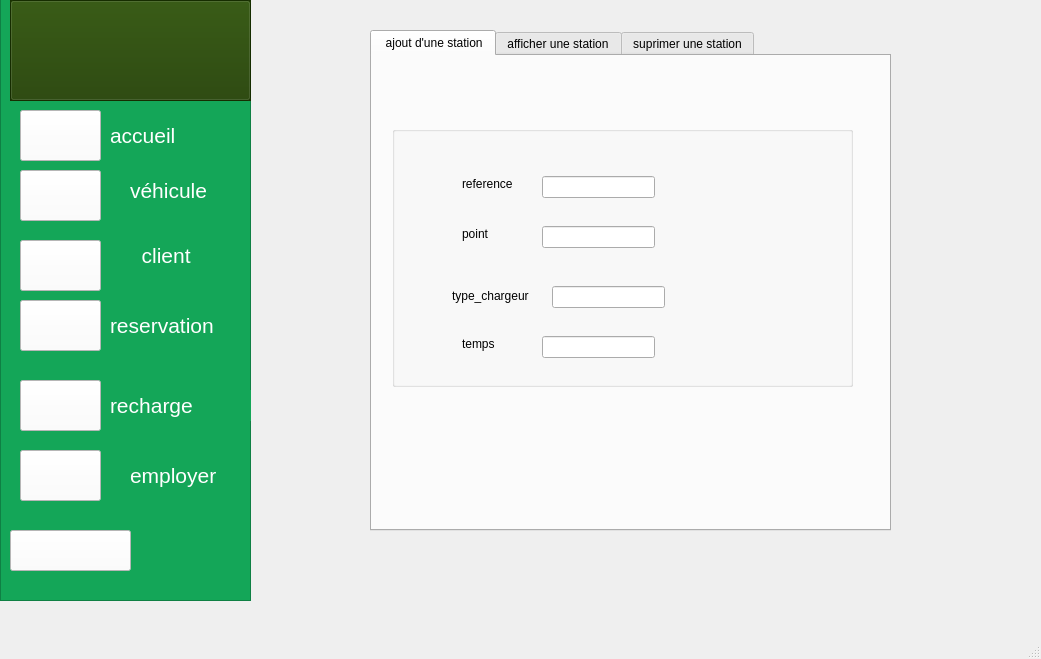
First picture: the form in gestionDesRetours/mainwindow.ui, repository Esprit-UP-Algo/projetcpp-2a39-smart-ecological-transport, before the edit.
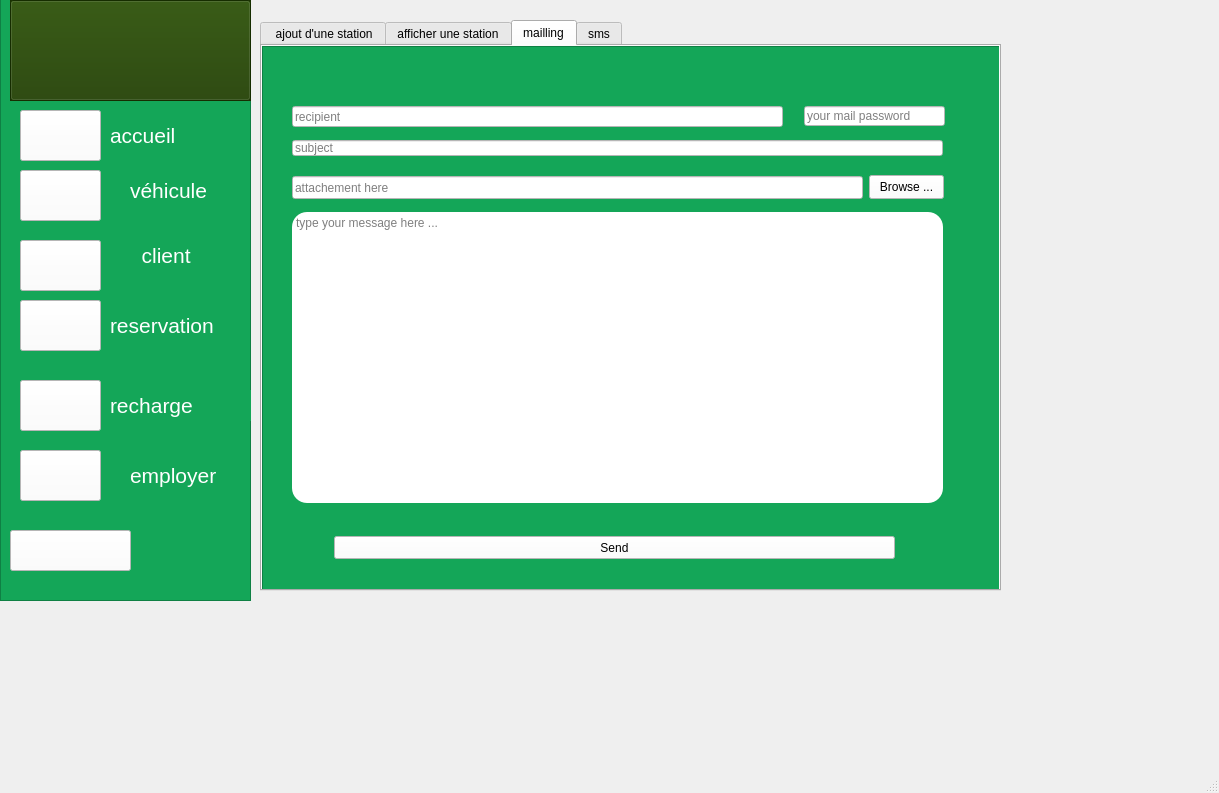
Second picture: the form after the edit. The open tabs and pages were chosen to show the change. Icons and pictures are not drawn.

```diff
--- a/gestionDesRetours/mainwindow.ui
+++ b/gestionDesRetours/mainwindow.ui
@@ -6,8 +6,8 @@
    <rect>
     <x>0</x>
     <y>0</y>
-    <width>1041</width>
-    <height>659</height>
+    <width>1219</width>
+    <height>793</height>
    </rect>
   </property>
   <property name="windowTitle">
@@ -404,10 +404,10 @@
    <widget class="QTabWidget" name="tabWidget">
     <property name="geometry">
      <rect>
-      <x>370</x>
-      <y>30</y>
-      <width>521</width>
-      <height>501</height>
+      <x>260</x>
+      <y>20</y>
+      <width>741</width>
+      <height>571</height>
      </rect>
     </property>
     <property name="currentIndex">
@@ -456,7 +456,7 @@
        <property name="geometry">
         <rect>
          <x>70</x>
-         <y>100</y>
+         <y>80</y>
          <width>56</width>
          <height>16</height>
         </rect>
@@ -469,7 +469,7 @@
        <property name="geometry">
         <rect>
          <x>150</x>
-         <y>100</y>
+         <y>80</y>
          <width>113</width>
          <height>22</height>
         </rect>
@@ -478,8 +478,8 @@
       <widget class="QLabel" name="label_3">
        <property name="geometry">
         <rect>
-         <x>60</x>
-         <y>160</y>
+         <x>50</x>
+         <y>110</y>
          <width>91</width>
          <height>20</height>
         </rect>
@@ -491,8 +491,8 @@
       <widget class="QLineEdit" name="lineEdit_3">
        <property name="geometry">
         <rect>
-         <x>160</x>
-         <y>160</y>
+         <x>150</x>
+         <y>110</y>
          <width>113</width>
          <height>22</height>
         </rect>
@@ -501,8 +501,8 @@
       <widget class="QLabel" name="label_4">
        <property name="geometry">
         <rect>
-         <x>70</x>
-         <y>210</y>
+         <x>60</x>
+         <y>140</y>
          <width>56</width>
          <height>16</height>
         </rect>
@@ -515,6 +515,16 @@
        <property name="geometry">
         <rect>
          <x>150</x>
+         <y>140</y>
+         <width>113</width>
+         <height>22</height>
+        </rect>
+       </property>
+      </widget>
+      <widget class="QPushButton" name="ajouter">
+       <property name="geometry">
+        <rect>
+         <x>330</x>
          <y>210</y>
          <width>113</width>
          <height>22</height>
@@ -551,19 +561,173 @@
       </property>
      </widget>
     </widget>
-    <widget class="QWidget" name="tab_2">
+    <widget class="QWidget" name="tab">
      <attribute name="title">
-      <string>suprimer une station</string>
+      <string>mailling</string>
      </attribute>
-     <widget class="QLabel" name="label_12">
+     <widget class="QFrame" name="mailframe">
       <property name="geometry">
        <rect>
-        <x>100</x>
-        <y>120</y>
-        <width>141</width>
-        <height>16</height>
+        <x>0</x>
+        <y>0</y>
+        <width>741</width>
+        <height>561</height>
        </rect>
       </property>
+      <property name="styleSheet">
+       <string notr="true">background-color: rgb(20, 166, 88);</string>
+      </property>
+      <property name="frameShape">
+       <enum>QFrame::StyledPanel</enum>
+      </property>
+      <property name="frameShadow">
+       <enum>QFrame::Raised</enum>
+      </property>
+      <widget class="QLineEdit" name="rcpt">
+       <property name="geometry">
+        <rect>
+         <x>30</x>
+         <y>60</y>
+         <width>491</width>
+         <height>21</height>
+        </rect>
+       </property>
+       <property name="styleSheet">
+        <string notr="true">background-color: rgb(255, 255, 255);
+font: 10pt &quot;Mongolian Baiti&quot;;</string>
+       </property>
+       <property name="placeholderText">
+        <string>recipient</string>
+       </property>
+      </widget>
+      <widget class="QTextEdit" name="msg">
+       <property name="geometry">
+        <rect>
+         <x>30</x>
+         <y>166</y>
+         <width>651</width>
+         <height>291</height>
+        </rect>
+       </property>
+       <property name="styleSheet">
+        <string notr="true">background-color: rgb(255, 255, 255);
+font: 11pt &quot;Mongolian Baiti&quot;;
+border-radius:15px</string>
+       </property>
+       <property name="placeholderText">
+        <string>type your message here ...</string>
+       </property>
+      </widget>
+      <widget class="QLineEdit" name="file">
+       <property name="geometry">
+        <rect>
+         <x>30</x>
+         <y>130</y>
+         <width>571</width>
+         <height>23</height>
+        </rect>
+       </property>
+       <property name="styleSheet">
+        <string notr="true">background-color: rgb(255, 255, 255);
+font: 10pt &quot;Mongolian Baiti&quot;;</string>
+       </property>
+       <property name="placeholderText">
+        <string>attachement here</string>
+       </property>
+      </widget>
+      <widget class="QLineEdit" name="subject">
+       <property name="geometry">
+        <rect>
+         <x>30</x>
+         <y>94</y>
+         <width>651</width>
+         <height>16</height>
+        </rect>
+       </property>
+       <property name="styleSheet">
+        <string notr="true">background-color: rgb(255, 255, 255);
+font: 10pt &quot;Mongolian Baiti&quot;;</string>
+       </property>
+       <property name="placeholderText">
+        <string>subject</string>
+       </property>
+      </widget>
+      <widget class="QPushButton" name="browseBtn">
+       <property name="geometry">
+        <rect>
+         <x>607</x>
+         <y>129</y>
+         <width>75</width>
+         <height>24</height>
+        </rect>
+       </property>
+       <property name="styleSheet">
+        <string notr="true">background-color: rgb(255, 255, 255);
+font: 9pt &quot;Mongolian Baiti&quot;;</string>
+       </property>
+       <property name="text">
+        <string>Browse ...</string>
+       </property>
+      </widget>
+      <widget class="QLineEdit" name="mail_pass">
+       <property name="geometry">
+        <rect>
+         <x>542</x>
+         <y>60</y>
+         <width>141</width>
+         <height>20</height>
+        </rect>
+       </property>
+       <property name="styleSheet">
+        <string notr="true">background-color: rgb(255, 255, 255);
+font: 9pt &quot;Mongolian Baiti&quot;;</string>
+       </property>
+       <property name="echoMode">
+        <enum>QLineEdit::Password</enum>
+       </property>
+       <property name="placeholderText">
+        <string>your mail password</string>
+       </property>
+      </widget>
+      <widget class="QPushButton" name="sendBtn">
+       <property name="geometry">
+        <rect>
+         <x>72</x>
+         <y>490</y>
+         <width>561</width>
+         <height>23</height>
+        </rect>
+       </property>
+       <property name="styleSheet">
+        <string notr="true">QPushButton{
+font: 9pt &quot;Mongolian Baiti&quot;;
+background-color: rgb(255, 255, 255);
+
+}
+QPushButton:hover
+{
+	background-color: rgb(211, 211, 211);
+}</string>
+       </property>
+       <property name="text">
+        <string>Send</string>
+       </property>
+      </widget>
+     </widget>
+    </widget>
+    <widget class="QWidget" name="tab_4">
+     <attribute name="title">
+      <string>sms</string>
+     </attribute>
+     <widget class="QPushButton" name="send">
+      <property name="geometry">
+       <rect>
+        <x>230</x>
+        <y>380</y>
+        <width>93</width>
+        <height>28</height>
+       </rect>
+      </property>
       <property name="text">
        <string>reference </string>
       </property>
```
Left out of the diff: 153 changed lines with no effect on the pictures.
